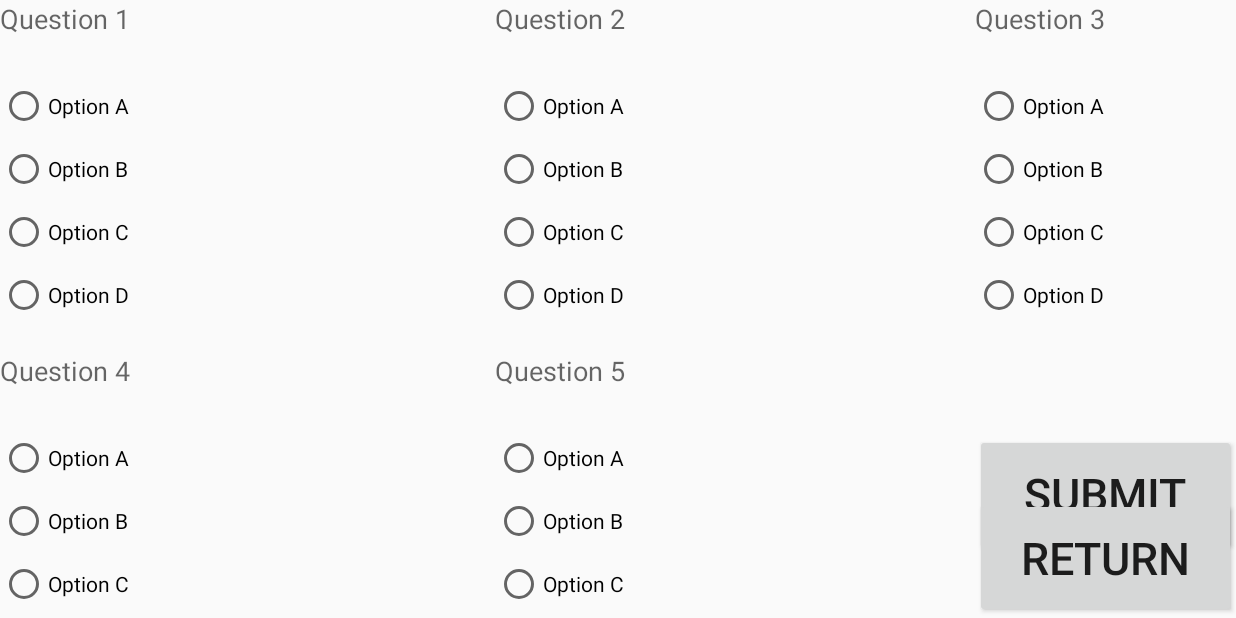
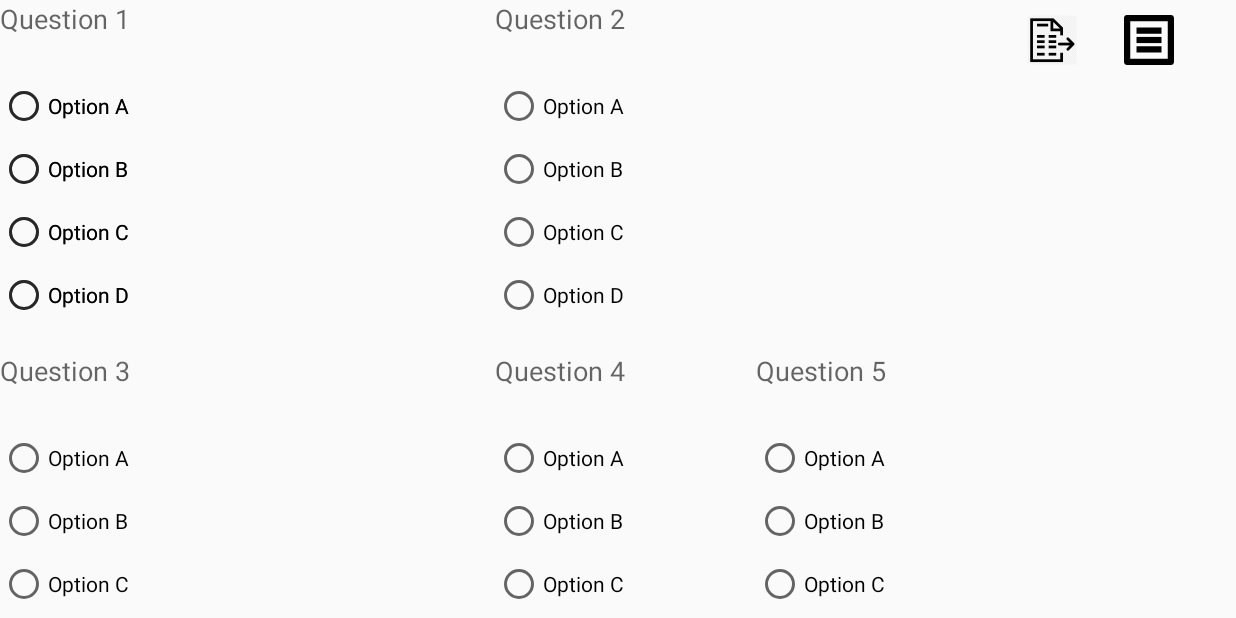
Before and after one commit to Daomaster/NSF_NUE_Project, an Android app: the Quiz_activ screen opened directly, with no data from a screen before it, on a phone screen of 824 x 412 dp (held sideways). Run offline under Robolectric (Android 15) with nearby library versions, the phone set to English and light mode, and no system bars.

Commit message:
Inserting the 'send' and the 'menu' buttons at the quiz layout.

```diff
--- a/app/src/main/java/nsf/nsf_nue_project/Quiz_activ.java
+++ b/app/src/main/java/nsf/nsf_nue_project/Quiz_activ.java
@@ -7,6 +7,7 @@ import android.os.Bundle;
 import android.view.View;
 import android.view.Window;
 import android.widget.Button;
+import android.widget.ImageView;
 import android.widget.RadioButton;
 import android.widget.RadioGroup;
 
@@ -23,8 +24,8 @@ public class Quiz_activ extends ActionBarActivity {
     protected void onCreate(Bundle savedInstanceState) {
         super.onCreate(savedInstanceState);
         setContentView(R.layout.activity_quiz01);
-        Button submit = (Button) findViewById(R.id.button13);
-        Button returnbtn = (Button) findViewById(R.id.button14);
+        ImageView submit = (ImageView) findViewById(R.id.imageView5);
+        ImageView returnbtn = (ImageView) findViewById(R.id.imageView6);
         final RadioGroup question1 = (RadioGroup) findViewById(R.id.radioGroup);
         final RadioGroup question2 = (RadioGroup) findViewById(R.id.radioGroup2);
         final RadioGroup question3 = (RadioGroup) findViewById(R.id.radioGroup6);
--- a/app/src/main/res/layout/activity_quiz01.xml
+++ b/app/src/main/res/layout/activity_quiz01.xml
@@ -2,7 +2,8 @@
 <RelativeLayout xmlns:android="http://schemas.android.com/apk/res/android"
     android:orientation="vertical" android:layout_width="match_parent"
     android:layout_height="match_parent"
-    android:weightSum="1">
+    android:weightSum="1"
+    android:id="@+id/quiz_layout">
 
     <TextView
         android:layout_width="wrap_content"
@@ -23,16 +24,6 @@
         android:layout_alignParentTop="true"
         android:layout_alignLeft="@+id/radioGroup2"
         android:layout_alignStart="@+id/radioGroup2" />
-
-    <TextView
-        android:layout_width="wrap_content"
-        android:layout_height="wrap_content"
-        android:textAppearance="?android:attr/textAppearanceMedium"
-        android:text="Question 3"
-        android:id="@+id/textView3"
-        android:layout_alignParentTop="true"
-        android:layout_toRightOf="@+id/radioGroup2"
-        android:layout_toEndOf="@+id/radioGroup2" />
 
     <RadioGroup
         android:layout_width="320dp"
@@ -114,9 +105,7 @@
         android:layout_width="300dp"
         android:layout_height="180dp"
         android:id="@+id/radioGroup6"
-        android:layout_alignTop="@+id/radioGroup2"
-        android:layout_alignLeft="@+id/textView3"
-        android:layout_alignStart="@+id/textView3">
+        android:layout_alignTop="@+id/radioGroup2">
 
         <RadioButton
             android:layout_width="185dp"
@@ -150,8 +139,8 @@
         android:layout_width="wrap_content"
         android:layout_height="wrap_content"
         android:textAppearance="?android:attr/textAppearanceMedium"
-        android:text="Question 4"
-        android:id="@+id/textView4"
+        android:text="Question 3"
+        android:id="@+id/textView3"
         android:layout_below="@+id/radioGroup"
         android:layout_alignLeft="@+id/textView"
         android:layout_alignStart="@+id/textView" />
@@ -160,7 +149,7 @@
         android:layout_width="320dp"
         android:layout_height="180dp"
         android:id="@+id/radioGroup3"
-        android:layout_below="@+id/textView4"
+        android:layout_below="@+id/textView5"
         android:layout_alignParentLeft="true"
         android:layout_alignParentStart="true"
         android:layout_marginTop="30dp">
@@ -169,7 +158,8 @@
             android:layout_width="185dp"
             android:layout_height="wrap_content"
             android:text="@string/option_a"
-            android:id="@+id/radioButton13" />
+            android:id="@+id/radioButton13"
+            android:checked="false" />
 
         <RadioButton
             android:layout_width="wrap_content"
@@ -197,8 +187,8 @@
         android:layout_width="wrap_content"
         android:layout_height="wrap_content"
         android:textAppearance="?android:attr/textAppearanceMedium"
-        android:text="Question 5"
-        android:id="@+id/textView5"
+        android:text="Question 4"
+        android:id="@+id/textView4"
         android:layout_below="@+id/radioGroup2"
         android:layout_alignLeft="@+id/radioGroup2"
         android:layout_alignStart="@+id/radioGroup2" />
@@ -239,24 +229,73 @@
             android:layout_marginTop="10dp" />
     </RadioGroup>
 
-    <Button
-        android:layout_width="220dp"
-        android:layout_height="80dp"
-        android:text="Submit"
-        android:id="@+id/button13"
-        android:textSize="30dp"
+    <TextView
+        android:layout_width="wrap_content"
+        android:layout_height="wrap_content"
+        android:textAppearance="?android:attr/textAppearanceMedium"
+        android:text="Question 5"
+        android:id="@+id/textView5"
+        android:layout_below="@+id/radioGroup2"
+        android:layout_alignLeft="@+id/radioGroup5"
+        android:layout_alignStart="@+id/radioGroup5" />
+
+    <RadioGroup
+        android:layout_width="320dp"
+        android:layout_height="180dp"
+        android:id="@+id/radioGroup5"
         android:layout_alignTop="@+id/radioGroup4"
-        android:layout_toRightOf="@+id/radioGroup4"
-        android:layout_toEndOf="@+id/radioGroup4" />
+        android:layout_alignParentRight="true"
+        android:layout_alignParentEnd="true">
 
-    <Button
-        android:layout_width="220dp"
-        android:layout_height="80dp"
-        android:text="Return"
-        android:id="@+id/button14"
-        android:textSize="30dp"
-        android:layout_alignBottom="@+id/radioGroup4"
-        android:layout_toRightOf="@+id/radioGroup4"
-        android:layout_toEndOf="@+id/radioGroup4" />
+        <RadioButton
+            android:layout_width="185dp"
+            android:layout_height="wrap_content"
+            android:text="@string/option_a"
+            android:id="@+id/radioButton21" />
+
+        <RadioButton
+            android:layout_width="wrap_content"
+            android:layout_height="wrap_content"
+            android:text="@string/option_b"
+            android:id="@+id/radioButton22"
+            android:layout_marginTop="10dp" />
+
+        <RadioButton
+            android:layout_width="wrap_content"
+            android:layout_height="wrap_content"
+            android:text="@string/option_c"
+            android:id="@+id/radioButton23"
+            android:layout_marginTop="10dp" />
+
+        <RadioButton
+            android:layout_width="wrap_content"
+            android:layout_height="wrap_content"
+            android:text="@string/option_d"
+            android:id="@+id/radioButton24"
+            android:layout_marginTop="10dp" />
+    </RadioGroup>
+
+    <ImageView
+        android:layout_width="wrap_content"
+        android:layout_height="wrap_content"
+        android:id="@+id/imageView6"
+        android:src="@drawable/menu_btn"
+        android:layout_alignParentTop="true"
+        android:layout_alignRight="@+id/radioGroup5"
+        android:layout_alignEnd="@+id/radioGroup5"
+        android:layout_marginRight="41dp"
+        android:layout_marginEnd="59dp"
+        android:layout_marginTop="10dp" />
+
+    <ImageView
+        android:layout_width="wrap_content"
+        android:layout_height="wrap_content"
+        android:id="@+id/imageView5"
+        android:src="@drawable/send_btn"
+        android:layout_alignTop="@+id/imageView6"
+        android:layout_toLeftOf="@+id/imageView6"
+        android:layout_toStartOf="@+id/imageView6"
+        android:layout_marginRight="31dp"
+        android:layout_marginEnd="31dp" />
 
 </RelativeLayout>
```
Also changed, not shown: app/src/main/res/drawable-hdpi/menu_btn.png (added), app/src/main/res/drawable-hdpi/send_btn.png (added).
